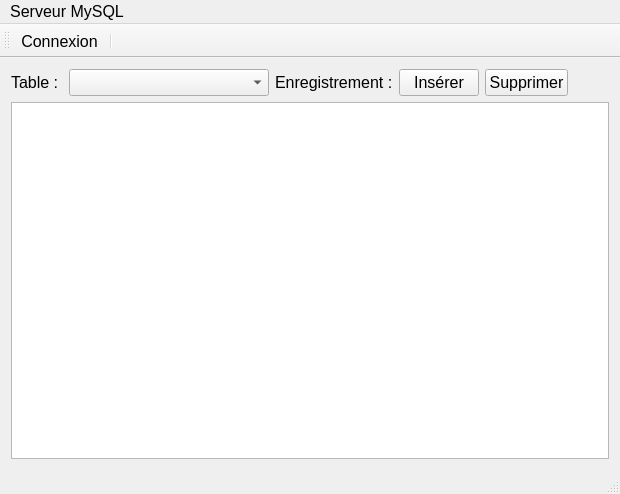
This is 10_Banque/mainwindow.ui in TheoMichaud/Apprendre_QT as Qt 5 draws it before an edit. The edited form follows.
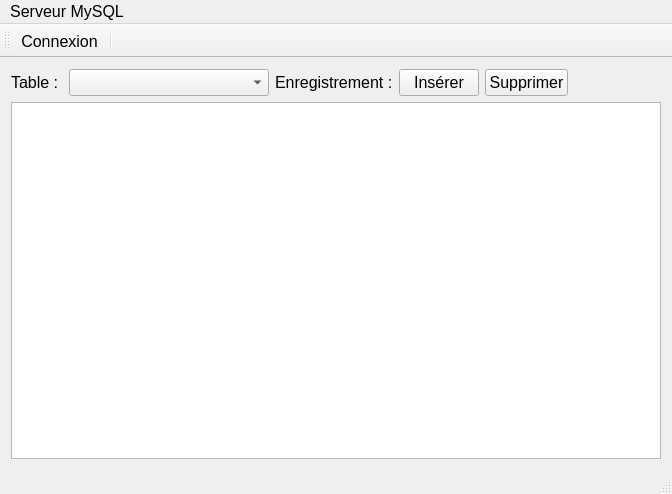
This is the edited form. Icons and pictures are not drawn.

Diff of the .ui file:
```diff
--- a/10_Banque/mainwindow.ui
+++ b/10_Banque/mainwindow.ui
@@ -6,7 +6,7 @@
    <rect>
     <x>0</x>
     <y>0</y>
-    <width>620</width>
+    <width>672</width>
     <height>494</height>
    </rect>
   </property>
@@ -104,6 +104,9 @@
           <pointsize>12</pointsize>
          </font>
         </property>
+        <property name="alternatingRowColors">
+         <bool>true</bool>
+        </property>
        </widget>
       </item>
      </layout>
@@ -115,8 +118,8 @@
     <rect>
      <x>0</x>
      <y>0</y>
-     <width>620</width>
-     <height>27</height>
+     <width>672</width>
+     <height>26</height>
     </rect>
    </property>
    <widget class="QMenu" name="menuBase_de_donn_es">
```
Left out of the diff: 2 changed lines with no effect on the pictures.
